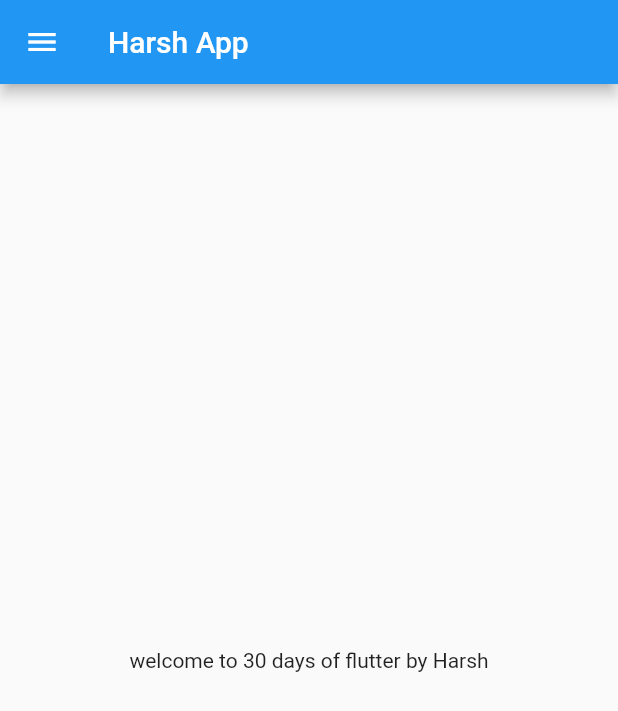
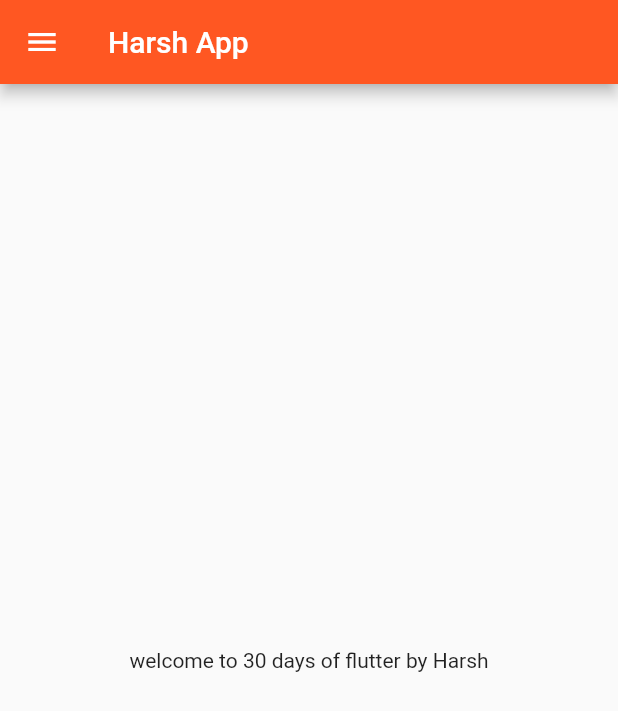
Before and after one commit to Hsrah00/FLUTTER-WITH-HARSH, a Flutter app: the screen it shows after launch, on a phone screen of 412 x 824 dp. Shown: the top 711 px of the screen. Run offline on Flutter 3.47's test engine with Material 2 defaults, Android fonts, the phone set to English and light mode, and no system bars.

Commit message:
day 3 done

```diff
--- a/lib/main.dart
+++ b/lib/main.dart
@@ -1,5 +1,6 @@
 import 'package:flutter/material.dart';
-import 'package:flutter_catalog/home_page.dart';
+import 'package:flutter_catalog/pages/home_page.dart';
+import 'package:flutter_catalog/pages/login_page.dart';
 
 void main() {
   runApp(MyApp());
@@ -10,11 +11,21 @@ class MyApp extends StatelessWidget {
 
   @override
   Widget build(BuildContext context) {
-
-
-
     return MaterialApp(
-      home: HomePage(),
+      themeMode: ThemeMode.light,
+      theme: ThemeData(
+        primarySwatch: Colors.deepOrange,
+      )  ,
+      darkTheme: ThemeData(
+        brightness: Brightness.dark,
+        primarySwatch: Colors.red,
+      ),
+      initialRoute: '/home',
+      routes: {
+        "/":(context) =>  LoginPage(),
+        "/home":(context) => HomePage(),
+        "/login" : (context) => LoginPage(),
+      },
     );
   }
 }
```
Also changed, not shown: lib/pages/login_page.dart (added, +18 -0 lines), lib/pages/home_page.dart (renamed from lib/home_page.dart).
